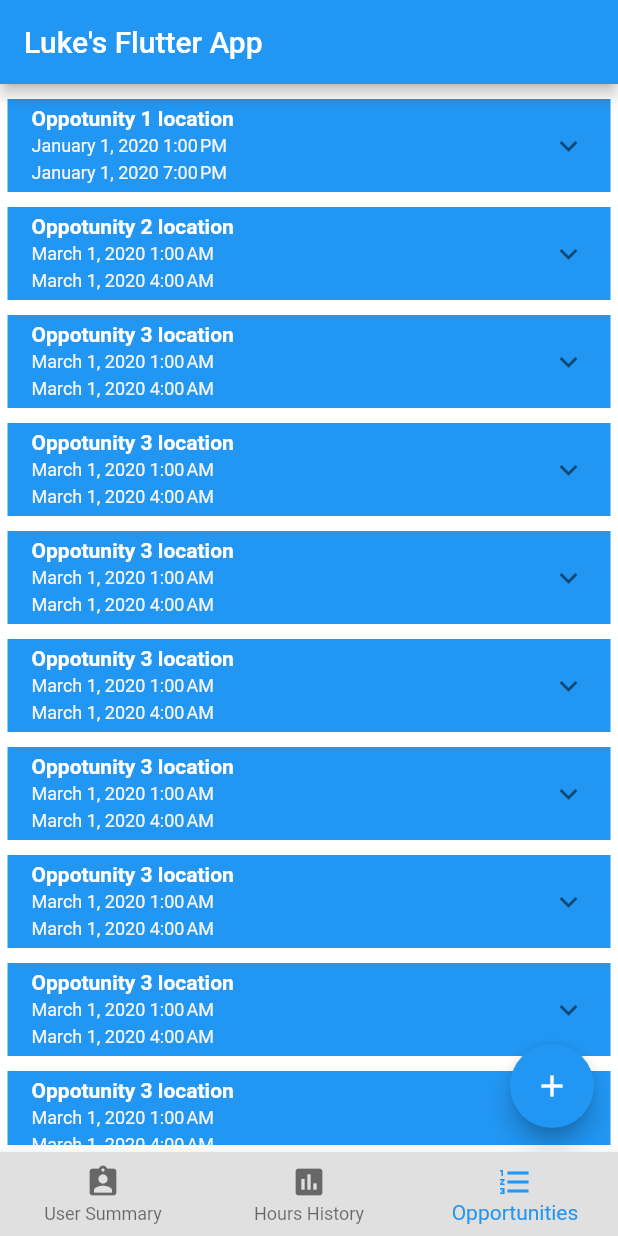
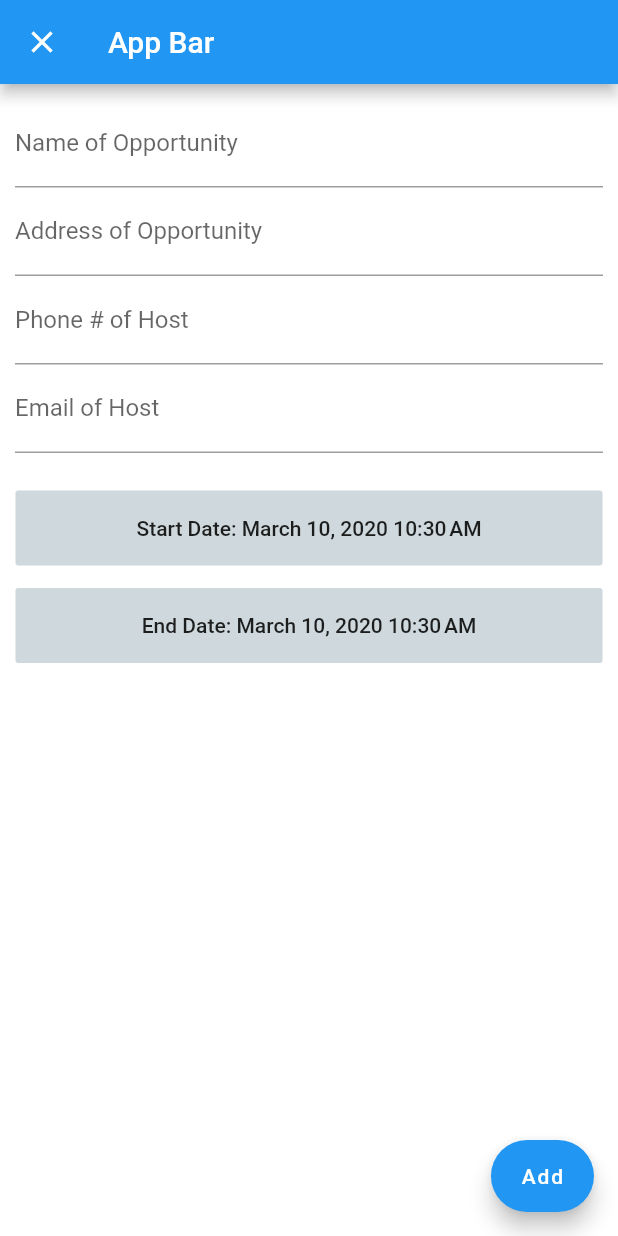
Before and after one commit to luketedesco/chechs-service, a Flutter app: the screen it shows after launch, item 3 of the bottom bar chosen, after a tap on the "add" icon, on a phone screen of 412 x 824 dp. Run offline on Flutter 3.47's test engine with Material 2 defaults, Android fonts, the phone set to English and light mode, and no system bars; missing offline and left inert: configurable_expansion_tile.

Commit message:
Addition of opportunities page

```diff
--- a/chechsservice/lib/screens/HoursHistory/HoursHistory.dart
+++ b/chechsservice/lib/screens/HoursHistory/HoursHistory.dart
@@ -1,76 +1,148 @@
 // Import: Flutter
-import 'dart:math';
+// import 'dart:math';
+import 'package:flutter/material.dart';
+import 'package:intl/intl.dart';
 
-import 'package:flutter/material.dart';
+// Import: chechservice
+import 'package:chechsservice/state/AppState.dart';
+
+// Import: Third Party
+import 'package:provider/provider.dart';
+// import 'package:configurable_expansion_tile/configurable_expansion_tile.dart';
 
 // ======================================
 // WIDGET: HoursHistory
 // ======================================
 
-class HoursHistory extends StatelessWidget {
-  // METHOD: solveQuadratic
-  List<num> solveQuadratic(num a, num b, num c) {
-    num d = ((b * b) - (4 * a * c));
-    num addQuadratic = (-b + sqrt(d)) / (2 * a);
-    num subQuadratic = (-b - sqrt(d)) / (2 * a);
-    return [addQuadratic, subQuadratic];
+class HoursHistory extends StatefulWidget {
+  @override
+  _HoursHistoryState createState() => _HoursHistoryState();
 }
 
-  List testLoop(List input) {
-    List output = [];
-    num a = 1;
-    num b = 2;
-    for (var x in input) {
-      var d = solveQuadratic(a, b, x);
-      output.add(d);
+class _HoursHistoryState extends State<HoursHistory> {
+  @override
+  Widget build(BuildContext context) {
+    AppState state = Provider.of<AppState>(context);
+
+    return Scaffold(
+      floatingActionButton: FloatingActionButton(
+        child: Icon(Icons.add),
+        onPressed: () {},
+      ),
+      body: Padding(
+        padding: const EdgeInsets.fromLTRB(0, 5, 0, 5),
+        child: ListView(
+          children: <Widget>[
+            for (var item in state.hoursHistory.keys)
+              HoursHistoryCard(
+                hoursHistoryIndex: item,
+              ),
+          ],
+        ),
+      ),
+    );
   }
-    return output;
 }
 
+// ======================================
+// WIDGET: HistoryCard
+// ======================================
+
+class HoursHistoryCard extends StatefulWidget {
+  // Define out inputs
+  final int hoursHistoryIndex;
+  HoursHistoryCard({
+    Key key,
+    @required this.hoursHistoryIndex,
+  }) : super(key: key);
+
+  @override
+  _HoursHistoryCardState createState() => _HoursHistoryCardState();
+}
+
+class _HoursHistoryCardState extends State<HoursHistoryCard> {
   @override
   Widget build(BuildContext context) {
-    // Test my function
-    // List<num> output = solveQuadratic(1, 3, -10);
+    AppState state = Provider.of<AppState>(context);
 
-    // Test loop function
-    // List output = testLoop([-1, 0, 10, 5, 5]);
-    // print(output);
+    // Extract the history information
+    Map hist = state.hoursHistory[widget.hoursHistoryIndex];
 
-    return Scaffold(
-      floatingActionButton: FlatButton.icon(
-          onPressed: () {},
-          label: Text("Add Hours"),
-          textTheme: ButtonTextTheme.primary,
-          icon: Icon(Icons.add),
-          color: Colors.blueAccent),
-      body: Column(
+    String startTime =
+        DateFormat.yMMMMd('en_US').add_jm().format(hist['Start']);
+    String endTime = DateFormat.yMMMMd('en_US').add_jm().format(hist['End']);
+
+    return Container(
+      margin: EdgeInsets.all(5),
+      color: Colors.blueGrey,
+      child: ExpansionTile(
+        title: Column(
+          crossAxisAlignment: CrossAxisAlignment.start,
           children: <Widget>[
-          DataTable(
-            columns: [
-              DataColumn(
-                label: Text("Oppertunities"),
+            Text(
+              hist['Name'],
+              style: TextStyle(
+                color: Colors.white,
+                fontSize: 14,
+                fontWeight: FontWeight.bold,
               ),
-              DataColumn(
-                label: Text("Hours"),
             ),
-              DataColumn(
-                label: Text("Date"),
+            Text(
+              startTime,
+              style: TextStyle(
+                color: Colors.grey.shade100,
+                fontSize: 12,
+                height: 1.5,
+              ),
+            ),
+            Text(
+              endTime,
+              style: TextStyle(
+                color: Colors.grey.shade100,
+                fontSize: 12,
+                height: 1.5,
+              ),
             ),
           ],
-            rows: [
-              DataRow(
-                cells: [
-                  DataCell(
-                    Text("data"),
         ),
-                  DataCell(Text("X"),),
-                  DataCell(Text("Y"),),
-                ],
+        children: <Widget>[
+          Container(
+            padding: EdgeInsets.fromLTRB(15, 10, 10, 5),
+            width: MediaQuery.of(context).size.width,
+            child: Column(
+              mainAxisSize: MainAxisSize.max,
+              crossAxisAlignment: CrossAxisAlignment.start,
+              children: <Widget>[
+                Text(
+                  hist['Organization'],
+                  style: TextStyle(color: Colors.grey.shade100),
+                ),
+                Text(
+                  hist['Type'],
+                  style: TextStyle(color: Colors.grey.shade100),
+                ),
+                Row(
+                  children: <Widget>[
+                    Text(
+                      "Counted towards NHS Hours?",
+                      style: TextStyle(color: Colors.grey.shade100),
+                    ),
+                    Container(
+                      padding: EdgeInsets.only(left: 40),
+                      child: Icon(
+                        hist["NHS Hours"] ? Icons.check : Icons.close,
+                        color: hist["NHS Hours"]
+                            ? Colors.greenAccent
+                            : Colors.redAccent,
+                      ),
                     ),
                   ],
                 ),
               ],
             ),
+          )
+        ],
+      ),
     );
   }
 }
--- /dev/null
+++ b/chechsservice/lib/screens/Opportunities/AddOpportunity.dart
@@ -0,0 +1,167 @@
+// Import: Flutter
+import 'package:flutter/cupertino.dart';
+import 'package:flutter/material.dart';
+import 'package:intl/intl.dart';
+// Import Third Party
+import 'package:provider/provider.dart';
+// Import chechsservice
+import 'package:chechsservice/state/AppState.dart';
+
+class AddOpportunity extends StatefulWidget {
+  AddOpportunity({Key key}) : super(key: key);
+
+  @override
+  _AddOpportunityState createState() => _AddOpportunityState();
+}
+
+class _AddOpportunityState extends State<AddOpportunity> {
+  // State variables
+  String inputOrganization = 'Example Opportunity';
+  String inputLocation = 'Example Address';
+  DateTime inputStart = DateTime.now();
+  DateTime inputEnd = DateTime.now();
+  String inputPhone = 'xxx-xxx-xxxx';
+  String inputEmail = 'example@gmail.com';
+
+  @override
+  Widget build(BuildContext context) {
+    AppState state = Provider.of<AppState>(context);
+    return Scaffold(
+      appBar: AppBar(
+        title: Text("App Bar"),
+      ),
+      floatingActionButton: FloatingActionButton.extended(
+        heroTag: "AddOpportunity",
+        label: Text("Add"),
+        onPressed: () {
+          // Get the current opportunity index
+          int index = state.opportunities.keys.last;
+          // Update the global state
+          state.opportunities[index + 1] = {};
+          state.opportunities[index + 1]['start'] = inputStart;
+          state.opportunities[index + 1]['end'] = inputEnd;
+          state.opportunities[index + 1]['location'] = inputLocation;
+          state.opportunities[index + 1]['organization'] = inputOrganization;
+          state.opportunities[index + 1]['contactPhone'] = inputPhone;
+          state.opportunities[index + 1]['contactEmail'] = inputEmail;
+          // Leave screen
+          Navigator.pop(context);
+        },
+      ),
+      body: LayoutBuilder(
+        builder: (BuildContext context, BoxConstraints viewportConstraints) {
+          return ConstrainedBox(
+            constraints: BoxConstraints(
+              minHeight: viewportConstraints.maxHeight,
+              minWidth: viewportConstraints.maxWidth,
+            ),
+            child: SingleChildScrollView(
+              physics: AlwaysScrollableScrollPhysics(),
+              child: Container(
+                padding: EdgeInsets.fromLTRB(10, 10, 10, 0),
+                child: Column(
+                  children: <Widget>[
+                    TextFormField(
+                      decoration:
+                          InputDecoration(labelText: 'Name of Opportunity'),
+                      onChanged: (String text) {
+                        setState(() {
+                          inputOrganization = text;
+                        });
+                      },
+                    ),
+                    TextFormField(
+                      decoration:
+                          InputDecoration(labelText: 'Address of Opportunity'),
+                      onChanged: (String place) {
+                        setState(() {
+                          inputLocation = place;
+                        });
+                      },
+                    ),
+                    TextFormField(
+                      decoration: InputDecoration(labelText: 'Phone # of Host'),
+                      keyboardType: TextInputType.phone,
+                      onChanged: (String phone) {
+                        setState(() {
+                          inputPhone = phone;
+                        });
+                      },
+                    ),
+                    TextFormField(
+                      decoration: InputDecoration(labelText: 'Email of Host'),
+                      keyboardType: TextInputType.emailAddress,
+                      onChanged: (String email) {
+                        setState(() {
+                          inputEmail = email;
+                        });
+                      },
+                    ),
+                    Container(
+                      margin: EdgeInsets.only(top: 25),
+                      width: MediaQuery.of(context).size.width * .95,
+                      height: 50,
+                      child: FlatButton(
+                        color: Colors.blueGrey.shade100,
+                        child: Text(
+                          'Start Date: ${DateFormat.yMMMMd('en_US').add_jm().format(inputStart)}',
+                        ),
+                        onPressed: () {
+                          showCupertinoModalPopup(
+                            context: context,
+                            builder: (BuildContext context) {
+                              return Container(
+                                height: 250,
+                                child: CupertinoDatePicker(
+                                  initialDateTime: inputStart,
+                                  onDateTimeChanged: (DateTime date) {
+                                    setState(() {
+                                      inputStart = date;
+                                    });
+                                  },
+                                ),
+                              );
+                            },
+                          );
+                        },
+                      ),
+                    ),
+                    Container(
+                      margin: EdgeInsets.only(top: 15),
+                      width: MediaQuery.of(context).size.width * .95,
+                      height: 50,
+                      child: FlatButton(
+                        color: Colors.blueGrey.shade100,
+                        child: Text(
+                          'End Date: ${DateFormat.yMMMMd('en_US').add_jm().format(inputEnd)}',
+                        ),
+                        onPressed: () {
+                          showCupertinoModalPopup(
+                            context: context,
+                            builder: (BuildContext context) {
+                              return Container(
+                                height: 250,
+                                child: CupertinoDatePicker(
+                                  initialDateTime: inputEnd,
+                                  onDateTimeChanged: (DateTime date) {
+                                    setState(() {
+                                      inputEnd = date;
+                                    });
+                                  },
+                                ),
+                              );
+                            },
+                          );
+                        },
+                      ),
+                    ),
+                  ],
+                ),
+              ),
+            ),
+          );
+        },
+      ),
+    );
+  }
+}
--- a/chechsservice/lib/screens/Opportunities/Opportunities.dart
+++ b/chechsservice/lib/screens/Opportunities/Opportunities.dart
@@ -3,8 +3,10 @@ import 'package:flutter/material.dart';
 import 'package:intl/intl.dart';
 // Import Third Party
 import 'package:provider/provider.dart';
+import 'package:configurable_expansion_tile/configurable_expansion_tile.dart';
 // Import chechsservice
 import 'package:chechsservice/state/AppState.dart';
+import 'package:chechsservice/screens/Opportunities/AddOpportunity.dart';
 
 // ======================================
 // WIDGET: Opportunities
@@ -22,8 +24,17 @@ class _OpportunitiesState extends State<Opportunities> {
 
     return Scaffold(
       floatingActionButton: FloatingActionButton(
+        heroTag: "AddOpportunity",
         child: Icon(Icons.add),
-        onPressed: () {},
+        onPressed: () {
+          Navigator.push(
+            context,
+            MaterialPageRoute(
+              fullscreenDialog: true,
+              builder: (context) => AddOpportunity(),
+            ),
+          );
+        },
       ),
       body: Padding(
         padding: const EdgeInsets.fromLTRB(0, 5, 0, 5),
@@ -57,6 +68,8 @@ class OpportunityCard extends StatefulWidget {
 }
 
 class _OpportunityCardState extends State<OpportunityCard> {
+  bool isPressed = false;
+
   @override
   Widget build(BuildContext context) {
     AppState state = Provider.of<AppState>(context);
@@ -68,16 +81,37 @@ class _OpportunityCardState extends State<OpportunityCard> {
     String endTime = DateFormat.yMMMMd('en_US').add_jm().format(opt['end']);
 
     return Container(
-      margin: EdgeInsets.all(5),
-      color: Colors.blue,
-      child: ExpansionTile(
-        title: Column(
+      color: Colors.blueGrey.shade200,
+      margin: EdgeInsets.fromLTRB(
+        MediaQuery.of(context).size.width * .025,
+        0,
+        MediaQuery.of(context).size.width * .025,
+        5,
+      ),
+      alignment: Alignment.centerLeft,
+
+      // padding: EdgeInsets.fromLTRB(10,0,10,0),
+      child: ConfigurableExpansionTile(
+        onExpansionChanged: (bool value) {
+          setState(() {
+            isPressed = value;
+          });
+        },
+        headerBackgroundColorStart: Colors.blueGrey,
+        headerBackgroundColorEnd: Colors.blueGrey.shade200,
+        expandedBackgroundColor: Colors.blueGrey.shade200,
+        header: Container(
+          width: MediaQuery.of(context).size.width * .95,
+          padding: EdgeInsets.fromLTRB(10, 7, 0, 7),
+          alignment: Alignment.centerLeft,
+          child: Column(
             crossAxisAlignment: CrossAxisAlignment.start,
             children: <Widget>[
               Text(
                 opt['location'],
+                textAlign: TextAlign.left,
                 style: TextStyle(
-                color: Colors.white,
+                  color: isPressed ? Colors.black : Colors.white,
                   fontSize: 14,
                   fontWeight: FontWeight.bold,
                 ),
@@ -85,7 +119,7 @@ class _OpportunityCardState extends State<OpportunityCard> {
               Text(
                 startTime,
                 style: TextStyle(
-                color: Colors.grey.shade100,
+                  color: isPressed ? Colors.black : Colors.white,
                   fontSize: 12,
                   height: 1.5,
                 ),
@@ -93,16 +127,17 @@ class _OpportunityCardState extends State<OpportunityCard> {
               Text(
                 endTime,
                 style: TextStyle(
-                color: Colors.grey.shade100,
+                  color: isPressed ? Colors.black : Colors.white,
                   fontSize: 12,
                   height: 1.5,
                 ),
               ),
             ],
           ),
+        ),
         children: <Widget>[
           Container(
-            padding: EdgeInsets.fromLTRB(15, 10, 10, 5),
+            padding: EdgeInsets.fromLTRB(10, 10, 10, 5),
             width: MediaQuery.of(context).size.width,
             child: Column(
               mainAxisSize: MainAxisSize.max,
--- a/chechsservice/lib/screens/UserSummary/UserSummary.dart
+++ b/chechsservice/lib/screens/UserSummary/UserSummary.dart
@@ -41,7 +41,7 @@ class UserSummary extends StatelessWidget {
               fontSize: 20,
             ),
           ),
-          Icon(state.nhsHoursCheck ? Icons.check : Icons.cancel,
+          Icon(state.nhsHoursCheck ? Icons.check : Icons.close,
               size: 75,
               color:
                   state.nhsHoursCheck ? Colors.greenAccent : Colors.redAccent),
--- a/chechsservice/lib/state/AppState.dart
+++ b/chechsservice/lib/state/AppState.dart
@@ -6,7 +6,10 @@ import 'package:flutter/material.dart';
 // ======================================
 
 class AppState with ChangeNotifier {
-  bool nhsHoursCheck = true;
+  // for (var hoursHistory in "NHS Hours") {
+
+  // }
+  bool nhsHoursCheck = false;
 
   // Define all the global variables
   String name = '';
@@ -31,17 +34,34 @@ class AppState with ChangeNotifier {
 
     // Add some sample hours history
     hoursHistory[0] = {};
-    hoursHistory[0]['start'] = DateTime(2020, 1, 1, 13, 0);
-    hoursHistory[0]['end'] = DateTime(2020, 1, 1, 19, 30);
-    hoursHistory[0]['name'] = 'My first hours history input';
-    hoursHistory[0]['organization'] = 'My first organization';
-    hoursHistory[0]['nhs'] = false;
+    hoursHistory[0]['Start'] = DateTime(2020, 1, 1, 13, 0);
+    hoursHistory[0]['End'] = DateTime(2020, 1, 1, 19, 30);
+    hoursHistory[0]['Name'] = 'My first hours history input';
+    hoursHistory[0]['Organization'] = 'My first organization';
+    hoursHistory[0]["Type"] = "School Help";
+    hoursHistory[0]['NHS Hours'] = false;
     hoursHistory[1] = {};
-    hoursHistory[1]['start'] = DateTime(2020, 2, 1, 1, 0);
-    hoursHistory[1]['end'] = DateTime(2020, 2, 1, 2, 30);
-    hoursHistory[1]['name'] = 'My second hours history input';
-    hoursHistory[1]['organization'] = 'My second organization';
-    hoursHistory[1]['nhs'] = true;
+    hoursHistory[1]['Start'] = DateTime(2020, 2, 1, 1, 0);
+    hoursHistory[1]['End'] = DateTime(2020, 2, 1, 3, 0);
+    hoursHistory[1]['Name'] = 'My second hours history input';
+    hoursHistory[1]['Organization'] = 'My second organization';
+    hoursHistory[1]["Type"] = "Community Service";
+    hoursHistory[1]['NHS Hours'] = true;
+    hoursHistory[2] = {};
+    hoursHistory[2]['Start'] = DateTime(2020, 2, 1, 1, 0);
+    hoursHistory[2]['End'] = DateTime(2020, 2, 1, 2, 30);
+    hoursHistory[2]['Name'] = 'My third hours history input';
+    hoursHistory[2]['Organization'] = 'My third organization';
+    hoursHistory[2]["Type"] = "Food Bank";
+    hoursHistory[2]['NHS Hours'] = false;
+    // hoursHistory[3] = hoursHistory[2];
+    // hoursHistory[4] = hoursHistory[2];
+    // hoursHistory[5] = hoursHistory[2];
+    // hoursHistory[6] = hoursHistory[2];
+    // hoursHistory[7] = hoursHistory[2];
+    // hoursHistory[8] = hoursHistory[2];
+    // hoursHistory[9] = hoursHistory[2];
+    // hoursHistory[10] = hoursHistory[2];
 
     // Add some sample opportunities
     opportunities[0] = {};
@@ -66,14 +86,13 @@ class AppState with ChangeNotifier {
     opportunities[2]['contactPhone'] = 'xxx-xxx-xxxx';
     opportunities[2]['contactEmail'] = 'oppotunity2@gmail.com';
 
-    opportunities[3] = opportunities[2];
-    opportunities[4] = opportunities[2];
-    opportunities[5] = opportunities[2];
-    opportunities[6] = opportunities[2];
-    opportunities[7] = opportunities[2];
-    opportunities[8] = opportunities[2];
-    opportunities[9] = opportunities[2];
-
-
+    // opportunities[3] = opportunities[2];
+    // opportunities[4] = opportunities[2];
+    // opportunities[5] = opportunities[2];
+    // opportunities[6] = opportunities[2];
+    // opportunities[7] = opportunities[2];
+    // opportunities[8] = opportunities[2];
+    // opportunities[9] = opportunities[2];
+    // opportunities[10] = opportunities[2];
   }
 }
--- a/chechsservice/lib/theme/primary.dart
+++ b/chechsservice/lib/theme/primary.dart
@@ -207,5 +207,5 @@ final ThemeData primaryTheme = ThemeData(
 
   // The color used for widgets in their inactive (but enabled) state.
   // For example, an unchecked checkbox. Usually contrasted with the accentColor. See also disabledColor
-  // unselectedWidgetColor: Color
+  unselectedWidgetColor: Colors.white
 );
--- a/chechsservice/pubspec.yaml
+++ b/chechsservice/pubspec.yaml
@@ -25,6 +25,9 @@ dependencies:
 
   # https://pub.dev/packages/intl
   intl: ^0.16.1
+
+  # https://pub.dev/packages/configurable_expansion_tile
+  configurable_expansion_tile: ^1.0.0
 
 dev_dependencies:
   flutter_test:
```
Also changed, not shown: chechsservice/pubspec.lock. Lines whose indentation alone changed are shown as unchanged.
